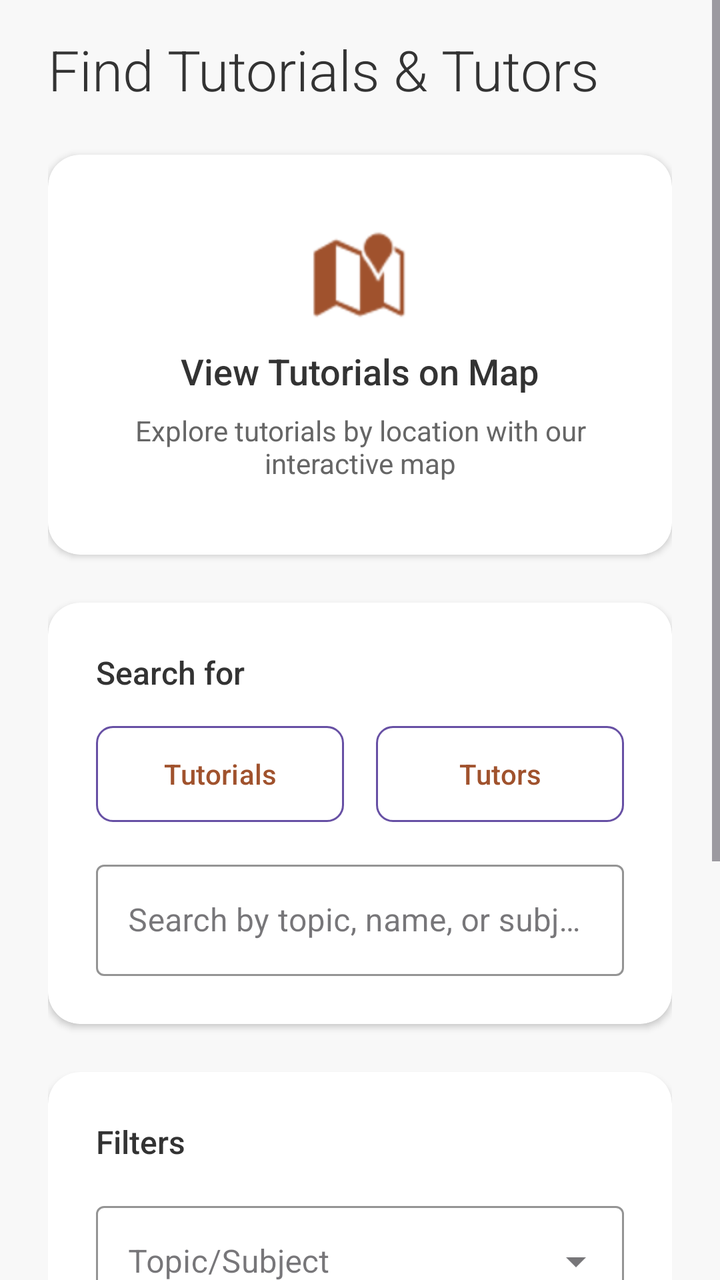
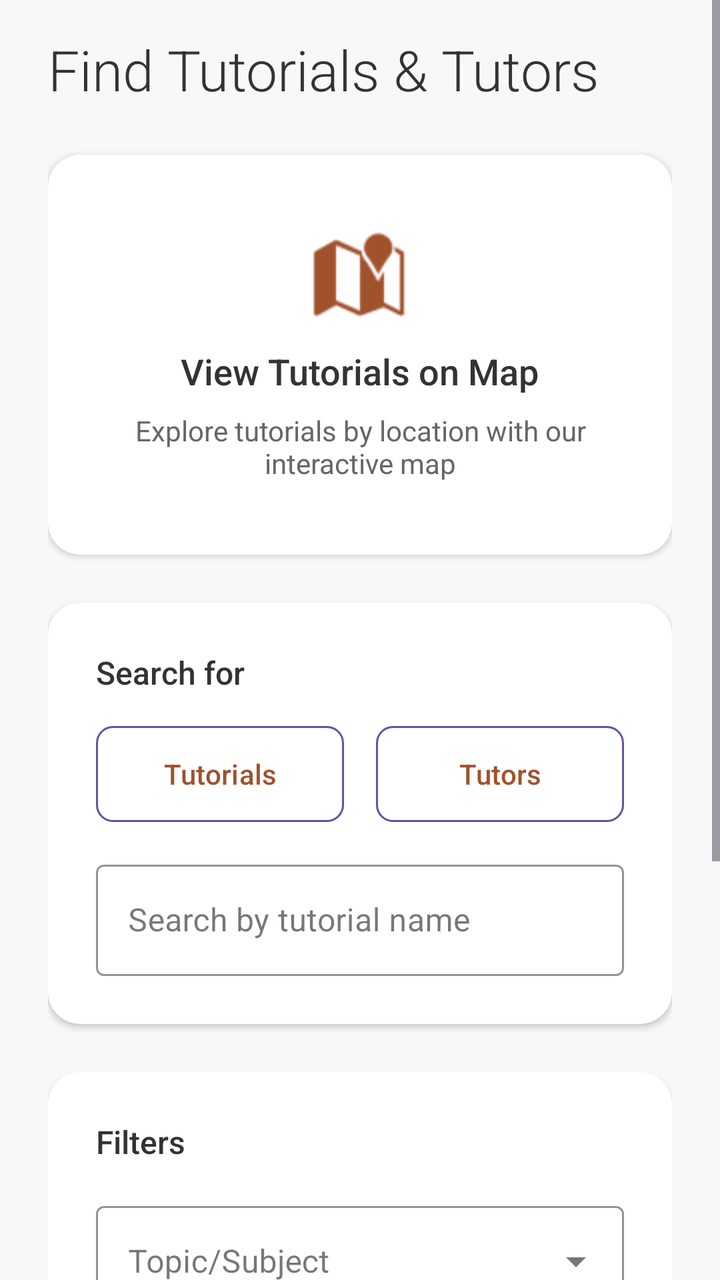

Before-and-after screenshots of an Android layout around one commit, followed by the original layout XML and the change that was made.
<!-- AndroidManifest.xml: application theme Theme.Csci3130Group1 -->
<!-- res/layout/fragment_search_for_tutorials.xml -->
<?xml version="1.0" encoding="utf-8"?>
<ScrollView xmlns:android="http://schemas.android.com/apk/res/android"
    xmlns:app="http://schemas.android.com/apk/res-auto"
    android:layout_width="match_parent"
    android:layout_height="match_parent"
    android:background="#F8F8F8"
    android:fillViewport="true">

    <LinearLayout
        android:layout_width="match_parent"
        android:layout_height="wrap_content"
        android:orientation="vertical"
        android:paddingHorizontal="24dp"
        android:paddingTop="16dp"
        android:paddingBottom="32dp">

        
        <TextView
            android:layout_width="wrap_content"
            android:layout_height="wrap_content"
            android:text="Find Tutorials &amp; Tutors"
            android:textSize="28sp"
            android:fontFamily="sans-serif-light"
            android:textColor="#333333"
            android:layout_marginBottom="24dp"/>

        
        <androidx.cardview.widget.CardView
            android:id="@+id/mapsCard"
            android:layout_width="match_parent"
            android:layout_height="200dp"
            android:layout_marginBottom="24dp"
            app:cardCornerRadius="16dp"
            app:cardElevation="2dp"
            app:cardBackgroundColor="#FFFFFF">

            <LinearLayout
                android:layout_width="match_parent"
                android:layout_height="match_parent"
                android:orientation="vertical"
                android:gravity="center">

                <ImageView
                    android:layout_width="48dp"
                    android:layout_height="48dp"
                    android:src="@android:drawable/ic_dialog_map"
                    app:tint="#A0522D"
                    android:layout_marginBottom="12dp"/>

                <TextView
                    android:layout_width="wrap_content"
                    android:layout_height="wrap_content"
                    android:text="View Tutorials on Map"
                    android:textSize="18sp"
                    android:fontFamily="sans-serif-medium"
                    android:textColor="#333333"
                    android:layout_marginBottom="8dp"/>

                <TextView
                    android:layout_width="wrap_content"
                    android:layout_height="wrap_content"
                    android:text="Explore tutorials by location with our interactive map"
                    android:textSize="14sp"
                    android:textColor="#666666"
                    android:gravity="center"
                    android:paddingHorizontal="24dp"/>
            </LinearLayout>
        </androidx.cardview.widget.CardView>

        
        <androidx.cardview.widget.CardView
            android:layout_width="match_parent"
            android:layout_height="wrap_content"
            android:layout_marginBottom="24dp"
            app:cardCornerRadius="16dp"
            app:cardElevation="2dp"
            app:cardBackgroundColor="#FFFFFF">

            <LinearLayout
                android:layout_width="match_parent"
                android:layout_height="wrap_content"
                android:orientation="vertical"
                android:padding="24dp">

                <TextView
                    android:layout_width="wrap_content"
                    android:layout_height="wrap_content"
                    android:text="Search for"
                    android:textSize="16sp"
                    android:fontFamily="sans-serif-medium"
                    android:textColor="#333333"
                    android:layout_marginBottom="16dp"/>

                <LinearLayout
                    android:layout_width="match_parent"
                    android:layout_height="wrap_content"
                    android:orientation="horizontal"
                    android:layout_marginBottom="16dp">

                    <Button
                        android:id="@+id/searchTutorialsButton"
                        android:layout_width="0dp"
                        android:layout_height="wrap_content"
                        android:layout_weight="1"
                        android:text="Tutorials"
                        android:textAllCaps="false"
                        android:background="@drawable/button_selector_primary"
                        android:textColor="@color/button_text_selector"
                        android:layout_marginEnd="8dp"/>

                    <Button
                        android:id="@+id/searchTutorsButton"
                        android:layout_width="0dp"
                        android:layout_height="wrap_content"
                        android:layout_weight="1"
                        android:text="Tutors"
                        android:textAllCaps="false"
                        android:background="@drawable/button_selector_primary"
                        android:textColor="@color/button_text_selector"
                        android:layout_marginStart="8dp"/>
                </LinearLayout>

                
                <com.google.android.material.textfield.TextInputLayout
                    android:layout_width="match_parent"
                    android:layout_height="wrap_content"
                    android:hint="Search by topic, name, or subject"
                    app:boxStrokeColor="#A0522D"
                    app:hintTextColor="#A0522D"
                    style="@style/Widget.MaterialComponents.TextInputLayout.OutlinedBox">

                    <com.google.android.material.textfield.TextInputEditText
                        android:id="@+id/searchInput"
                        android:layout_width="match_parent"
                        android:layout_height="wrap_content"
                        android:inputType="text"/>
                </com.google.android.material.textfield.TextInputLayout>
            </LinearLayout>
        </androidx.cardview.widget.CardView>

        
        <androidx.cardview.widget.CardView
            android:id="@+id/filtersCard"
            android:layout_width="match_parent"
            android:layout_height="wrap_content"
            android:layout_marginBottom="24dp"
            app:cardCornerRadius="16dp"
            app:cardElevation="2dp"
            app:cardBackgroundColor="#FFFFFF">

            <LinearLayout
                android:layout_width="match_parent"
                android:layout_height="wrap_content"
                android:orientation="vertical"
                android:padding="24dp">

                <TextView
                    android:layout_width="wrap_content"
                    android:layout_height="wrap_content"
                    android:text="Filters"
                    android:textSize="16sp"
                    android:fontFamily="sans-serif-medium"
                    android:textColor="#333333"
                    android:layout_marginBottom="16dp"/>

                
                <LinearLayout
                    android:id="@+id/topicFilterContainer"
                    android:layout_width="match_parent"
                    android:layout_height="wrap_content"
                    android:orientation="vertical">

                    
                    <com.google.android.material.textfield.TextInputLayout
                        android:layout_width="match_parent"
                        android:layout_height="wrap_content"
                        android:layout_marginBottom="16dp"
                        android:hint="Topic/Subject"
                        app:boxStrokeColor="#A0522D"
                        app:hintTextColor="#A0522D"
                        style="@style/Widget.MaterialComponents.TextInputLayout.OutlinedBox.ExposedDropdownMenu">

                        <AutoCompleteTextView
                            android:id="@+id/topicFilter"
                            android:layout_width="match_parent"
                            android:layout_height="wrap_content"
                            android:inputType="none"/>
                    </com.google.android.material.textfield.TextInputLayout>
                </LinearLayout>

                
                <LinearLayout
                    android:id="@+id/tutorialFiltersContainer"
                    android:layout_width="match_parent"
                    android:layout_height="wrap_content"
                    android:orientation="vertical">

                    
                    <com.google.android.material.textfield.TextInputLayout
                        android:layout_width="match_parent"
                        android:layout_height="wrap_content"
                        android:layout_marginBottom="16dp"
                        android:hint="Location"
                        app:boxStrokeColor="#A0522D"
                        app:hintTextColor="#A0522D"
                        style="@style/Widget.MaterialComponents.TextInputLayout.OutlinedBox.ExposedDropdownMenu">

                        <AutoCompleteTextView
                            android:id="@+id/locationFilter"
                            android:layout_width="match_parent"
                            android:layout_height="wrap_content"
                            android:inputType="none"
                            android:text="All Locations"
                            android:textSize="14sp"
                            android:paddingHorizontal="16dp"/>
                    </com.google.android.material.textfield.TextInputLayout>

                    
                    <com.google.android.material.textfield.TextInputLayout
                        android:layout_width="match_parent"
                        android:layout_height="wrap_content"
                        android:layout_marginBottom="16dp"
                        android:hint="Max Fee ($)"
                        app:boxStrokeColor="#A0522D"
                        app:hintTextColor="#A0522D"
                        style="@style/Widget.MaterialComponents.TextInputLayout.OutlinedBox">

                        <com.google.android.material.textfield.TextInputEditText
                            android:id="@+id/feeFilter"
                            android:layout_width="match_parent"
                            android:layout_height="wrap_content"
                            android:inputType="numberDecimal"
                            android:textSize="14sp"/>
                    </com.google.android.material.textfield.TextInputLayout>
                </LinearLayout>

                
                <LinearLayout
                    android:id="@+id/tutorFiltersContainer"
                    android:layout_width="match_parent"
                    android:layout_height="wrap_content"
                    android:orientation="vertical"
                    android:visibility="gone">

                    
                    <com.google.android.material.textfield.TextInputLayout
                        android:layout_width="match_parent"
                        android:layout_height="wrap_content"
                        android:layout_marginBottom="16dp"
                        android:hint="Degree/Field of Study"
                        app:boxStrokeColor="#A0522D"
                        app:hintTextColor="#A0522D"
                        style="@style/Widget.MaterialComponents.TextInputLayout.OutlinedBox.ExposedDropdownMenu">

                        <AutoCompleteTextView
                            android:id="@+id/degreeFilter"
                            android:layout_width="match_parent"
                            android:layout_height="wrap_content"
                            android:inputType="none"
                            android:text="All Degrees"
                            android:textSize="14sp"
                            android:paddingHorizontal="16dp"/>
                    </com.google.android.material.textfield.TextInputLayout>

                    
                    <com.google.android.material.textfield.TextInputLayout
                        android:layout_width="match_parent"
                        android:layout_height="wrap_content"
                        android:layout_marginBottom="16dp"
                        android:hint="Minimum Rating"
                        app:boxStrokeColor="#A0522D"
                        app:hintTextColor="#A0522D"
                        style="@style/Widget.MaterialComponents.TextInputLayout.OutlinedBox.ExposedDropdownMenu">

                        <AutoCompleteTextView
                            android:id="@+id/ratingFilter"
                            android:layout_width="match_parent"
                            android:layout_height="wrap_content"
                            android:inputType="none"
                            android:text="Any Rating"
                            android:textSize="14sp"
                            android:paddingHorizontal="16dp"/>
                    </com.google.android.material.textfield.TextInputLayout>
                </LinearLayout>

                
                <Button
                    android:id="@+id/searchButton"
                    style="@style/Widget.MaterialComponents.Button"
                    android:layout_width="match_parent"
                    android:layout_height="wrap_content"
                    android:text="Search"
                    android:textAllCaps="false"
                    android:backgroundTint="#A0522D"
                    android:textColor="#FFFFFF"
                    app:cornerRadius="8dp"/>
            </LinearLayout>
        </androidx.cardview.widget.CardView>

        
        <androidx.cardview.widget.CardView
            android:id="@+id/resultsCard"
            android:layout_width="match_parent"
            android:layout_height="wrap_content"
            app:cardCornerRadius="16dp"
            app:cardElevation="2dp"
            app:cardBackgroundColor="#FFFFFF"
            android:visibility="gone">

            <LinearLayout
                android:layout_width="match_parent"
                android:layout_height="wrap_content"
                android:orientation="vertical"
                android:padding="24dp">

                
                <LinearLayout
                    android:layout_width="match_parent"
                    android:layout_height="wrap_content"
                    android:orientation="horizontal"
                    android:gravity="center_vertical"
                    android:layout_marginBottom="16dp">

                    <ImageView
                        android:layout_width="24dp"
                        android:layout_height="24dp"
                        android:src="@android:drawable/ic_menu_search"
                        app:tint="#A0522D"/>

                    <TextView
                        android:id="@+id/resultsHeader"
                        android:layout_width="wrap_content"
                        android:layout_height="wrap_content"
                        android:text="Search Results"
                        android:textSize="20sp"
                        android:fontFamily="sans-serif-medium"
                        android:textColor="#333333"
                        android:layout_marginStart="12dp"/>
                </LinearLayout>

                
                <androidx.recyclerview.widget.RecyclerView
                    android:id="@+id/resultsRecyclerView"
                    android:layout_width="match_parent"
                    android:layout_height="wrap_content"
                    android:nestedScrollingEnabled="false"/>

                
                <LinearLayout
                    android:id="@+id/emptyStateLayout"
                    android:layout_width="match_parent"
                    android:layout_height="wrap_content"
                    android:orientation="vertical"
                    android:gravity="center"
                    android:padding="32dp"
                    android:visibility="gone">

                    <ImageView
                        android:layout_width="64dp"
                        android:layout_height="64dp"
                        android:src="@android:drawable/ic_menu_search"
                        app:tint="#CCCCCC"
                        android:layout_marginBottom="16dp"/>

                    <TextView
                        android:layout_width="wrap_content"
                        android:layout_height="wrap_content"
                        android:text="No results found"
                        android:textSize="18sp"
                        android:fontFamily="sans-serif-medium"
                        android:textColor="#666666"
                        android:layout_marginBottom="8dp"/>

                    <TextView
                        android:layout_width="wrap_content"
                        android:layout_height="wrap_content"
                        android:text="Try adjusting your search criteria"
                        android:textSize="14sp"
                        android:textColor="#888888"
                        android:gravity="center"/>
                </LinearLayout>
            </LinearLayout>
        </androidx.cardview.widget.CardView>

        
        <ListView
            android:id="@+id/tutorialListView"
            android:layout_width="match_parent"
            android:layout_height="wrap_content"
            android:visibility="gone"/>

        <Button
            android:id="@+id/bt_location"
            android:layout_width="wrap_content"
            android:layout_height="wrap_content"
            android:visibility="gone"/>

        <TextView
            android:id="@+id/location_text"
            android:layout_width="wrap_content"
            android:layout_height="wrap_content"
            android:visibility="gone"/>

        
        <EditText
            android:id="@+id/locationInput"
            android:layout_width="match_parent"
            android:layout_height="wrap_content"
            android:visibility="gone"/>

        <EditText
            android:id="@+id/feeInput"
            android:layout_width="match_parent"
            android:layout_height="wrap_content"
            android:visibility="gone"/>

        <EditText
            android:id="@+id/durationInput"
            android:layout_width="match_parent"
            android:layout_height="wrap_content"
            android:visibility="gone"/>

        <Spinner
            android:id="@+id/topicSpinner"
            android:layout_width="match_parent"
            android:layout_height="wrap_content"
            android:visibility="gone"/>
    </LinearLayout>
</ScrollView>
<!-- resources referenced by this layout -->
<resources>
  <!-- drawable button_selector_primary (drawable) -->
  <?xml version="1.0" encoding="utf-8"?>
  <selector xmlns:android="http://schemas.android.com/apk/res/android">
      
      <item android:state_selected="true">
          <shape android:shape="rectangle">
              <solid android:color="#A0522D"/>
              <corners android:radius="8dp"/>
          </shape>
      </item>
      
      
      <item>
          <shape android:shape="rectangle">
              <solid android:color="@android:color/transparent"/>
              <stroke android:width="1dp" android:color="#A0522D"/>
              <corners android:radius="8dp"/>
          </shape>
      </item>
  </selector>
  <style name="Theme.Csci3130Group1" parent="Base.Theme.Csci3130Group1" />
  <style name="Base.Theme.Csci3130Group1" parent="Theme.Material3.DayNight.NoActionBar">
          
          
      </style>
</resources>

<!-- the commit's change to res/layout/fragment_search_for_tutorials.xml (unified diff, before → after) -->
@@ -122,9 +122,10 @@
 
                 
                 <com.google.android.material.textfield.TextInputLayout
-                    android:layout_width="match_parent"
-                    android:layout_height="wrap_content"
-                    android:hint="Search by topic, name, or subject"
+                    android:id="@+id/searchInputLayout"
+                    android:layout_width="match_parent"
+                    android:layout_height="wrap_content"
+                    android:hint="Search by tutorial name"
                     app:boxStrokeColor="#A0522D"
                     app:hintTextColor="#A0522D"
                     style="@style/Widget.MaterialComponents.TextInputLayout.OutlinedBox">
